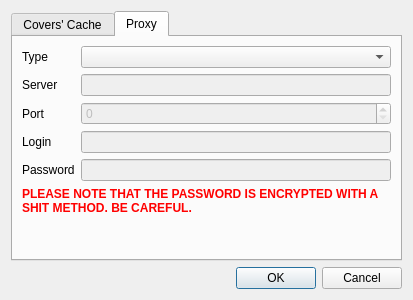
The window that qwbfs/src/PropertiesDialog.ui (amestica/qwbfs) describes before a commit, drawn with Qt 5.
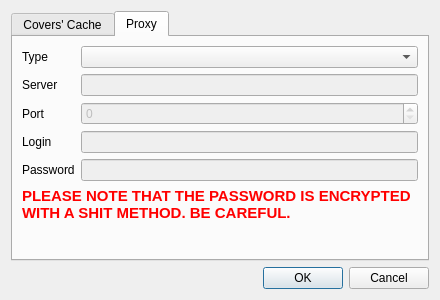
The same window after the commit. The open tabs and pages were chosen to show the change. Icons and pictures are not drawn.

Commit message: Fix cutted message warning in the proxy properties dialog. Fix missing protocol in the homepage link in about dialog.

```diff
--- a/qwbfs/src/PropertiesDialog.ui
+++ b/qwbfs/src/PropertiesDialog.ui
@@ -6,7 +6,7 @@
    <rect>
     <x>0</x>
     <y>0</y>
-    <width>400</width>
+    <width>440</width>
     <height>300</height>
    </rect>
   </property>
@@ -152,6 +152,9 @@
        <string>Proxy</string>
       </attribute>
       <layout class="QGridLayout" name="gridLayout_2">
+       <property name="bottomMargin">
+        <number>6</number>
+       </property>
        <item row="0" column="0">
         <widget class="QLabel" name="lProxyType">
          <property name="text">
@@ -278,6 +281,7 @@
          </property>
          <property name="font">
           <font>
+           <pointsize>11</pointsize>
            <weight>75</weight>
            <bold>true</bold>
           </font>
```
The commit also changes 1 other file.
